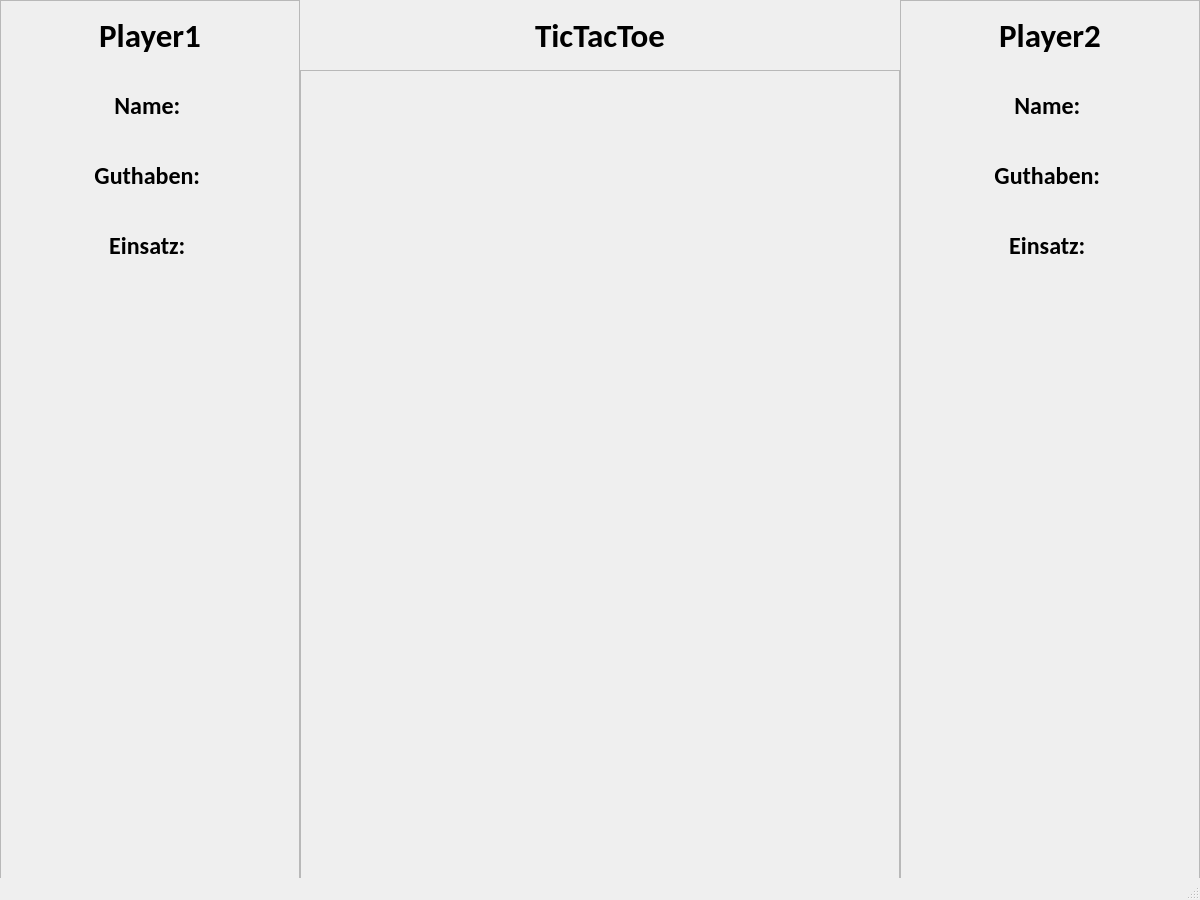
Old version of the form mainWindow.ui in the repository HausMeister008/TikTakToeWithDavid.
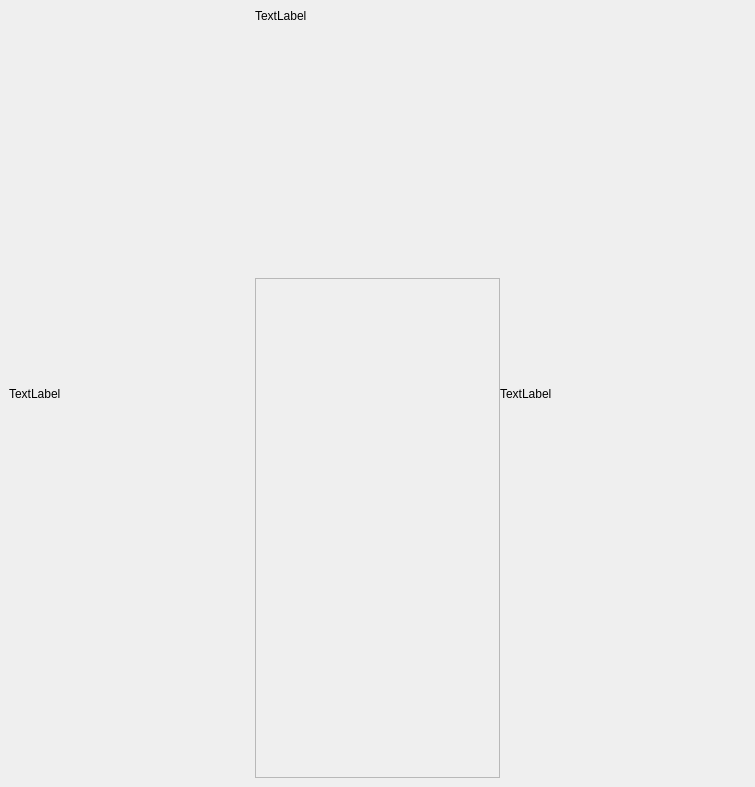
New version of the form.

Patch:
```diff
--- a/mainWindow.ui
+++ b/mainWindow.ui
@@ -6,8 +6,8 @@
    <rect>
     <x>0</x>
     <y>0</y>
-    <width>1200</width>
-    <height>900</height>
+    <width>755</width>
+    <height>787</height>
    </rect>
   </property>
   <property name="windowTitle">
@@ -17,303 +17,120 @@
    <string notr="true"/>
   </property>
   <widget class="QWidget" name="centralwidget">
+   <property name="sizePolicy">
+    <sizepolicy hsizetype="MinimumExpanding" vsizetype="MinimumExpanding">
+     <horstretch>0</horstretch>
+     <verstretch>0</verstretch>
+    </sizepolicy>
+   </property>
    <property name="font">
-    <font>
-     <family>Calibri</family>
-    </font>
+    <font/>
    </property>
-   <widget class="QLabel" name="lb_headline">
-   
-     <property name="cursor">
-      <cursorShape>PointingHandCursor</cursorShape>
-     </property>
-    <property name="geometry">
-     <rect>
-      <x>300</x>
-      <y>0</y>
-      <width>600</width>
-      <height>70</height>
-     </rect>
-    </property>
-    <property name="font">
-     <font>
-      <family>Calibri</family>
-      <pointsize>25</pointsize>
-      <italic>false</italic>
-      <bold>true</bold>
-     </font>
-    </property>
-    <property name="text">
-     <string>TicTacToe</string>
-    </property>
-    <property name="alignment">
-     <set>Qt::AlignCenter</set>
-    </property>
-   </widget>
-   <widget class="QFrame" name="fr_player1">
-    <property name="geometry">
-     <rect>
-      <x>0</x>
-      <y>0</y>
-      <width>300</width>
-      <height>900</height>
-     </rect>
-    </property>
-    <property name="frameShape">
-     <enum>QFrame::StyledPanel</enum>
-    </property>
-    <property name="frameShadow">
-     <enum>QFrame::Raised</enum>
-    </property>
-    <widget class="QLabel" name="lb_player_1_headline">
-     <property name="geometry">
-      <rect>
-       <x>10</x>
-       <y>0</y>
-       <width>280</width>
-       <height>71</height>
-      </rect>
-     </property>
-     <property name="font">
-      <font>
-       <pointsize>25</pointsize>
-       <italic>false</italic>
-       <bold>true</bold>
-      </font>
-     </property>
-     <property name="text">
-      <string>Player1</string>
-     </property>
-     <property name="alignment">
-      <set>Qt::AlignCenter</set>
-     </property>
-    </widget>
-    <widget class="QLabel" name="lb_player_1_headline_2">
-     <property name="cursor">
-      <cursorShape>PointingHandCursor</cursorShape>
-     </property>
-     <property name="geometry">
-      <rect>
-       <x>10</x>
-       <y>70</y>
-       <width>280</width>
-       <height>71</height>
-      </rect>
-     </property>
-     <property name="font">
-      <font>
-       <family>Calibri</family>
-       <pointsize>18</pointsize>
-       <italic>false</italic>
-       <bold>true</bold>
-      </font>
-     </property>
-     <property name="cursor">
-      <cursorShape>PointingHandCursor</cursorShape>
-     </property>
-     <property name="text">
-      <string>Name: </string>
-     </property>
-     <property name="alignment">
-      <set>Qt::AlignCenter</set>
-     </property>
-    </widget>
-    <widget class="QLabel" name="lb_player_1_headline_3">
-     <property name="cursor">
-      <cursorShape>PointingHandCursor</cursorShape>
-     </property>
-     <property name="geometry">
-      <rect>
-       <x>10</x>
-       <y>140</y>
-       <width>280</width>
-       <height>71</height>
-      </rect>
-     </property>
-     <property name="font">
-      <font>
-       <family>Calibri</family>
-       <pointsize>18</pointsize>
-       <italic>false</italic>
-       <bold>true</bold>
-      </font>
-     </property>
-     <property name="text">
-      <string>Guthaben: </string>
-     </property>
-     <property name="alignment">
-      <set>Qt::AlignCenter</set>
-     </property>
-    </widget>
-    <widget class="QLabel" name="lb_player_1_headline_4">
-     <property name="cursor">
-      <cursorShape>PointingHandCursor</cursorShape>
-     </property>
-     <property name="geometry">
-      <rect>
-       <x>10</x>
-       <y>210</y>
-       <width>280</width>
-       <height>71</height>
-      </rect>
-     </property>
-     <property name="font">
-      <font>
-       <family>Calibri</family>
-       <pointsize>18</pointsize>
-       <italic>false</italic>
-       <bold>true</bold>
-      </font>
-     </property>
-     <property name="text">
-      <string>Einsatz: </string>
-     </property>
-     <property name="alignment">
-      <set>Qt::AlignCenter</set>
-     </property>
-    </widget>
-   </widget>
-   <widget class="QFrame" name="fr_player2">
-    <property name="geometry">
-     <rect>
-      <x>900</x>
-      <y>0</y>
-      <width>300</width>
-      <height>900</height>
-     </rect>
-    </property>
-    <property name="frameShape">
-     <enum>QFrame::StyledPanel</enum>
-    </property>
-    <property name="frameShadow">
-     <enum>QFrame::Raised</enum>
-    </property>
-    <widget class="QLabel" name="lb_player_2_headline">
-     <property name="geometry">
-      <rect>
-       <x>10</x>
-       <y>0</y>
-       <width>280</width>
-       <height>71</height>
-      </rect>
-     </property>
-     <property name="font">
-      <font>
-       <family>Calibri</family>
-       <pointsize>25</pointsize>
-       <italic>false</italic>
-       <bold>true</bold>
-      </font>
-     </property>
-     <property name="text">
-      <string>Player2</string>
-     </property>
-     <property name="alignment">
-      <set>Qt::AlignCenter</set>
-     </property>
-    </widget>
-    <widget class="QLabel" name="lb_player_1_headline_7">
-     <property name="cursor">
-      <cursorShape>PointingHandCursor</cursorShape>
-     </property>
-     <property name="geometry">
-      <rect>
-       <x>10</x>
-       <y>70</y>
-       <width>280</width>
-       <height>71</height>
-      </rect>
-     </property>
-     <property name="font">
-      <font>
-       <family>Calibri</family>
-       <pointsize>18</pointsize>
-       <italic>false</italic>
-       <bold>true</bold>
-      </font>
-     </property>
-     <property name="text">
-      <string>Name: </string>
-     </property>
-     <property name="alignment">
-      <set>Qt::AlignCenter</set>
-     </property>
-    </widget>
-    <widget class="QLabel" name="lb_player_1_headline_6">
-    
-     <property name="cursor">
-      <cursorShape>PointingHandCursor</cursorShape>
-     </property>
-     <property name="geometry">
-      <rect>
-       <x>10</x>
-       <y>210</y>
-       <width>280</width>
-       <height>71</height>
-      </rect>
-     </property>
-     <property name="font">
-      <font>
-       <family>Calibri</family>
-       <pointsize>18</pointsize>
-       <italic>false</italic>
-       <bold>true</bold>
-      </font>
-     </property>
-     <property name="text">
-      <string>Einsatz: </string>
-     </property>
-     <property name="alignment">
-      <set>Qt::AlignCenter</set>
-     </property>
-    </widget>
-    <widget class="QLabel" name="lb_player_1_headline_5">
-    
-     <property name="cursor">
-      <cursorShape>PointingHandCursor</cursorShape>
-     </property>
-     <property name="geometry">
-      <rect>
-       <x>10</x>
-       <y>140</y>
-       <width>280</width>
-       <height>71</height>
-      </rect>
-     </property>
-     <property name="font">
-      <font>
-       <family>Calibri</family>
-       <pointsize>18</pointsize>
-       <italic>false</italic>
-       <bold>true</bold>
-      </font>
-     </property>
-     <property name="text">
-      <string>Guthaben: </string>
-     </property>
-     <property name="alignment">
-      <set>Qt::AlignCenter</set>
-     </property>
-    </widget>
-   </widget>
-   <widget class="QFrame" name="fr_Gameboard">
-    <property name="geometry">
-     <rect>
-      <x>300</x>
-      <y>70</y>
-      <width>600</width>
-      <height>830</height>
-     </rect>
-    </property>
-    <property name="frameShape">
-     <enum>QFrame::StyledPanel</enum>
-    </property>
-    <property name="frameShadow">
-     <enum>QFrame::Raised</enum>
-    </property>
-   </widget>
+   <layout class="QGridLayout" name="gridLayout">
+    <item row="0" column="0">
+     <layout class="QHBoxLayout" name="horizontalLayout">
+      <property name="spacing">
+       <number>0</number>
+      </property>
+      <item>
+       <layout class="QVBoxLayout" name="verticalLayout_3">
+        <item>
+         <widget class="QLabel" name="label_3">
+          <property name="sizePolicy">
+           <sizepolicy hsizetype="MinimumExpanding" vsizetype="Preferred">
+            <horstretch>0</horstretch>
+            <verstretch>0</verstretch>
+           </sizepolicy>
+          </property>
+          <property name="text">
+           <string>TextLabel</string>
+          </property>
+         </widget>
+        </item>
+       </layout>
+      </item>
+      <item>
+       <layout class="QGridLayout" name="gridLayout_2">
+        <property name="sizeConstraint">
+         <enum>QLayout::SetNoConstraint</enum>
+        </property>
+        <property name="spacing">
+         <number>0</number>
+        </property>
+        <item row="2" column="0">
+         <widget class="QFrame" name="frame">
+          <property name="sizePolicy">
+           <sizepolicy hsizetype="MinimumExpanding" vsizetype="Preferred">
+            <horstretch>0</horstretch>
+            <verstretch>0</verstretch>
+           </sizepolicy>
+          </property>
+          <property name="minimumSize">
+           <size>
+            <width>0</width>
+            <height>500</height>
+           </size>
+          </property>
+          <property name="frameShape">
+           <enum>QFrame::StyledPanel</enum>
+          </property>
+          <property name="frameShadow">
+           <enum>QFrame::Raised</enum>
+          </property>
+         </widget>
+        </item>
+        <item row="0" column="0">
+         <widget class="QLabel" name="label_2">
+          <property name="sizePolicy">
+           <sizepolicy hsizetype="MinimumExpanding" vsizetype="Preferred">
+            <horstretch>0</horstretch>
+            <verstretch>0</verstretch>
+           </sizepolicy>
+          </property>
+          <property name="text">
+           <string>TextLabel</string>
+          </property>
+         </widget>
+        </item>
+        <item row="1" column="0">
+         <spacer name="verticalSpacer">
+          <property name="orientation">
+           <enum>Qt::Vertical</enum>
+          </property>
+          <property name="sizeType">
+           <enum>QSizePolicy::MinimumExpanding</enum>
+          </property>
+          <property name="sizeHint" stdset="0">
+           <size>
+            <width>20</width>
+            <height>40</height>
+           </size>
+          </property>
+         </spacer>
+        </item>
+       </layout>
+      </item>
+      <item>
+       <layout class="QVBoxLayout" name="verticalLayout">
+        <item>
+         <widget class="QLabel" name="label">
+          <property name="sizePolicy">
+           <sizepolicy hsizetype="MinimumExpanding" vsizetype="Preferred">
+            <horstretch>0</horstretch>
+            <verstretch>0</verstretch>
+           </sizepolicy>
+          </property>
+          <property name="text">
+           <string>TextLabel</string>
+          </property>
+         </widget>
+        </item>
+       </layout>
+      </item>
+     </layout>
+    </item>
+   </layout>
   </widget>
-  <widget class="QStatusBar" name="statusbar"/>
   <action name="actionQuit">
    <property name="text">
     <string>Quit</string>
```
